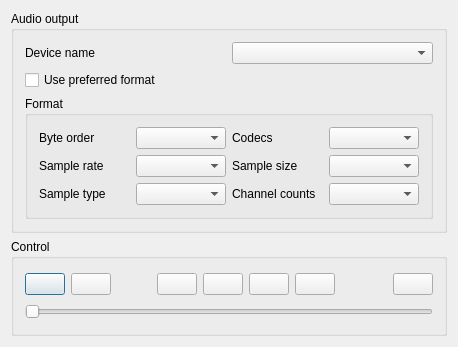
The window that qaudiodialog.ui (AlexeyVKrasnoperov/QAudioPlayer) describes before a commit, drawn with Qt 5.
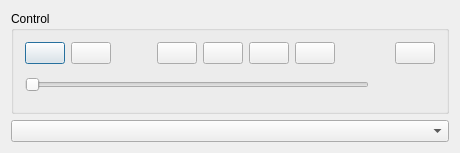
The same window after the commit. Icons and pictures are not drawn.

Diff of the .ui file:
```diff
--- a/qaudiodialog.ui
+++ b/qaudiodialog.ui
@@ -6,113 +6,14 @@
    <rect>
     <x>0</x>
     <y>0</y>
-    <width>458</width>
-    <height>347</height>
+    <width>460</width>
+    <height>153</height>
    </rect>
   </property>
   <property name="windowTitle">
    <string>Audio Player</string>
   </property>
   <layout class="QVBoxLayout" name="verticalLayout">
-   <item>
-    <widget class="QGroupBox" name="groupBoxAudioOutput">
-     <property name="title">
-      <string>Audio output</string>
-     </property>
-     <layout class="QVBoxLayout" name="verticalLayout_2">
-      <item>
-       <layout class="QHBoxLayout" name="horizontalLayout_2">
-        <item>
-         <widget class="QLabel" name="label">
-          <property name="text">
-           <string>Device name</string>
-          </property>
-         </widget>
-        </item>
-        <item>
-         <widget class="QComboBox" name="comboBoxOutputDevice"/>
-        </item>
-       </layout>
-      </item>
-      <item>
-       <widget class="QCheckBox" name="checkBoxPreferredFormat">
-        <property name="text">
-         <string>Use preferred format</string>
-        </property>
-       </widget>
-      </item>
-      <item>
-       <widget class="QGroupBox" name="groupBoxFormat">
-        <property name="title">
-         <string>Format</string>
-        </property>
-        <layout class="QGridLayout" name="gridLayout">
-         <item row="0" column="0">
-          <widget class="QLabel" name="label_7">
-           <property name="text">
-            <string>Byte order</string>
-           </property>
-          </widget>
-         </item>
-         <item row="0" column="1">
-          <widget class="QComboBox" name="comboBoxByteOrder"/>
-         </item>
-         <item row="0" column="2">
-          <widget class="QLabel" name="label_4">
-           <property name="text">
-            <string>Codecs</string>
-           </property>
-          </widget>
-         </item>
-         <item row="0" column="3">
-          <widget class="QComboBox" name="comboBoxCodecs"/>
-         </item>
-         <item row="1" column="0">
-          <widget class="QLabel" name="label_2">
-           <property name="text">
-            <string>Sample rate</string>
-           </property>
-          </widget>
-         </item>
-         <item row="1" column="1">
-          <widget class="QComboBox" name="comboBoxSampleRates"/>
-         </item>
-         <item row="1" column="2">
-          <widget class="QLabel" name="label_5">
-           <property name="text">
-            <string>Sample size</string>
-           </property>
-          </widget>
-         </item>
-         <item row="1" column="3">
-          <widget class="QComboBox" name="comboBoxSampleSizes"/>
-         </item>
-         <item row="2" column="0">
-          <widget class="QLabel" name="label_6">
-           <property name="text">
-            <string>Sample type</string>
-           </property>
-          </widget>
-         </item>
-         <item row="2" column="1">
-          <widget class="QComboBox" name="comboBoxSampleType"/>
-         </item>
-         <item row="2" column="2">
-          <widget class="QLabel" name="label_3">
-           <property name="text">
-            <string>Channel counts</string>
-           </property>
-          </widget>
-         </item>
-         <item row="2" column="3">
-          <widget class="QComboBox" name="comboBoxChannelCounts"/>
-         </item>
-        </layout>
-       </widget>
-      </item>
-     </layout>
-    </widget>
-   </item>
    <item>
     <widget class="QGroupBox" name="groupBoxControl">
      <property name="title">
@@ -179,6 +80,9 @@
            <iconset resource="res.qrc">
             <normaloff>:/icons/media-playback-start-7.png</normaloff>:/icons/media-playback-start-7.png</iconset>
           </property>
+          <property name="checkable">
+           <bool>true</bool>
+          </property>
          </widget>
         </item>
         <item>
@@ -201,6 +105,9 @@
            <iconset resource="res.qrc">
             <normaloff>:/icons/view-refresh-4.png</normaloff>:/icons/view-refresh-4.png</iconset>
           </property>
+          <property name="checkable">
+           <bool>true</bool>
+          </property>
          </widget>
         </item>
         <item>
@@ -230,15 +137,32 @@
        </layout>
       </item>
       <item>
-       <widget class="QSlider" name="horizontalSliderProgress">
-        <property name="orientation">
-         <enum>Qt::Horizontal</enum>
-        </property>
-       </widget>
+       <layout class="QHBoxLayout" name="horizontalLayout_3">
+        <item>
+         <widget class="QSlider" name="horizontalSliderProgress">
+          <property name="orientation">
+           <enum>Qt::Horizontal</enum>
+          </property>
+         </widget>
+        </item>
+        <item>
+         <widget class="QLabel" name="labelPosition">
+          <property name="minimumSize">
+           <size>
+            <width>60</width>
+            <height>0</height>
+           </size>
+          </property>
+         </widget>
+        </item>
+       </layout>
       </item>
      </layout>
     </widget>
    </item>
+   <item>
+    <widget class="QComboBox" name="comboBoxOutputDevice"/>
+   </item>
   </layout>
  </widget>
  <layoutdefault spacing="6" margin="11"/>
```
Left out of the diff: 6 changed lines with no effect on the pictures.
